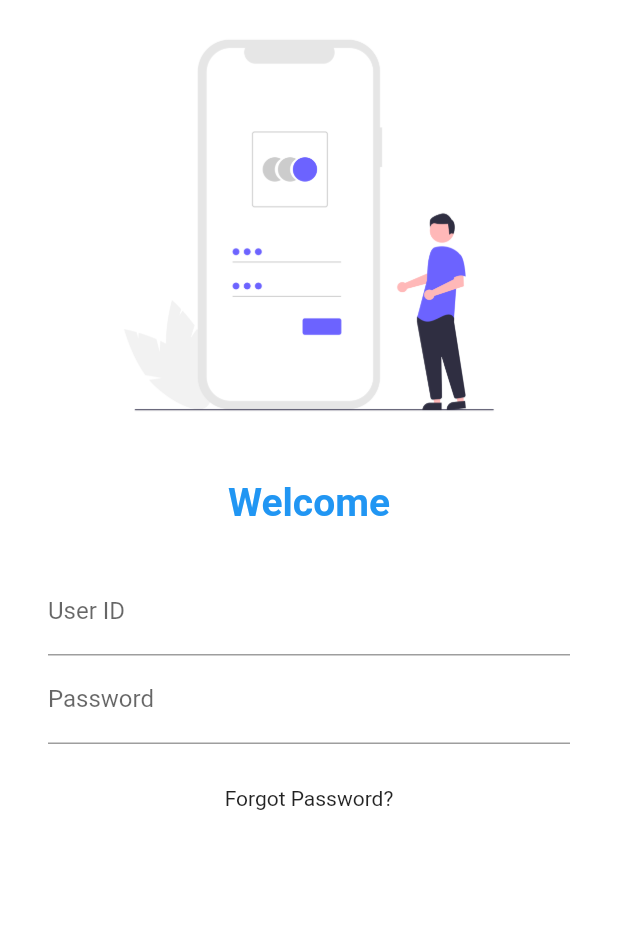
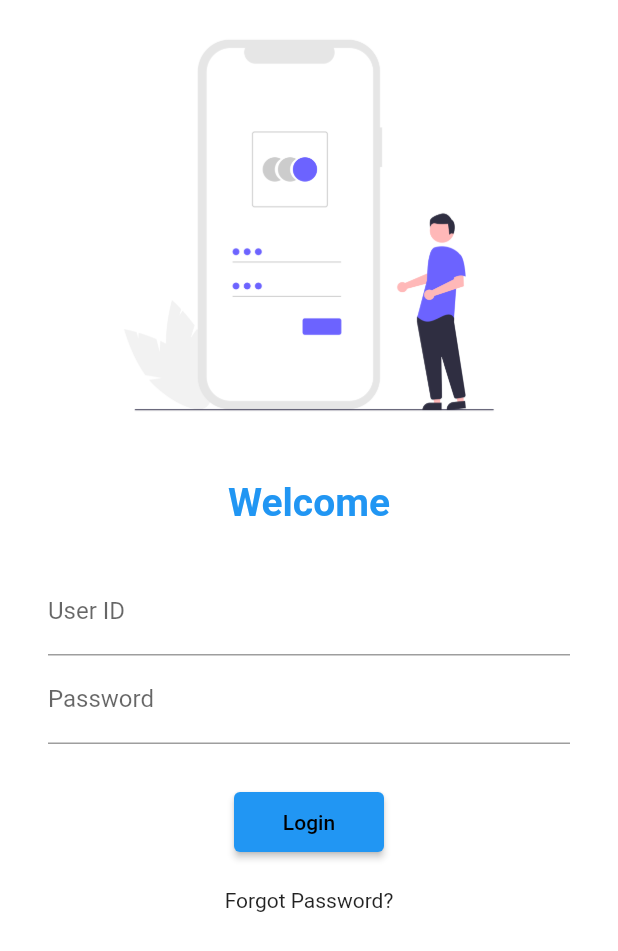
Before and after one commit to pranto19/flutter_batch_30, a Flutter app: the screen it shows after launch, on a phone screen of 412 x 824 dp. Shown: the top 951 px of the screen. Run offline on Flutter 3.47's test engine with Material 2 defaults, Android fonts, the phone set to English and light mode, and no system bars.

Commit message:
day5 complete

```diff
--- a/lib/main.dart
+++ b/lib/main.dart
@@ -1,6 +1,7 @@
 import 'package:flutter/material.dart';
 import 'package:flutter_app/pages/homepage.dart';
 import 'package:flutter_app/pages/loginpage.dart';
+import 'package:flutter_app/pages/routes.dart';
 
 void main() {
   runApp(const MyApp());
@@ -18,8 +19,8 @@ class MyApp extends StatelessWidget {
       initialRoute: "/login",
       routes: {
         "/": (context) => const LoginPage(),
-        "/home": (context) => const HomePage(),
-        "/login": (context) => const LoginPage(),
+        MyRoutes.homeRoute: (context) => const HomePage(),
+        MyRoutes.loginRoute: (context) => const LoginPage(),
       },
     );
   }
--- a/lib/pages/loginpage.dart
+++ b/lib/pages/loginpage.dart
@@ -1,4 +1,5 @@
 import 'package:flutter/material.dart';
+import 'package:flutter_app/pages/routes.dart';
 
 class LoginPage extends StatelessWidget {
   const LoginPage({Key? key}) : super(key: key);
@@ -28,7 +29,8 @@ class LoginPage extends StatelessWidget {
             height: 20,
           ),
           Padding(
-            padding: const EdgeInsets.symmetric(vertical: 8.0, horizontal: 32.0),
+            padding:
+                const EdgeInsets.symmetric(vertical: 8.0, horizontal: 32.0),
             child: Column(
               children: [
                 TextFormField(
@@ -50,8 +52,17 @@ class LoginPage extends StatelessWidget {
           const SizedBox(
             height: 20,
           ),
+          ElevatedButton(
+              onPressed: () {
+                Navigator.pushNamed(context, MyRoutes.homeRoute);
+              },
+              child: Text("Login"),
+              style: TextButton.styleFrom(
+                  minimumSize: const Size(100, 40),
+                  backgroundColor: Colors.blue)),
+          const SizedBox(
+            height: 20,          ),
           const Text("Forgot Password?"),
-
         ],
       ),
     );
--- /dev/null
+++ b/lib/pages/routes.dart
@@ -0,0 +1,4 @@
+class MyRoutes {
+  static String loginRoute = "/login";
+  static String homeRoute = "/home";
+}
```
Lines whose indentation alone changed are shown as unchanged.
